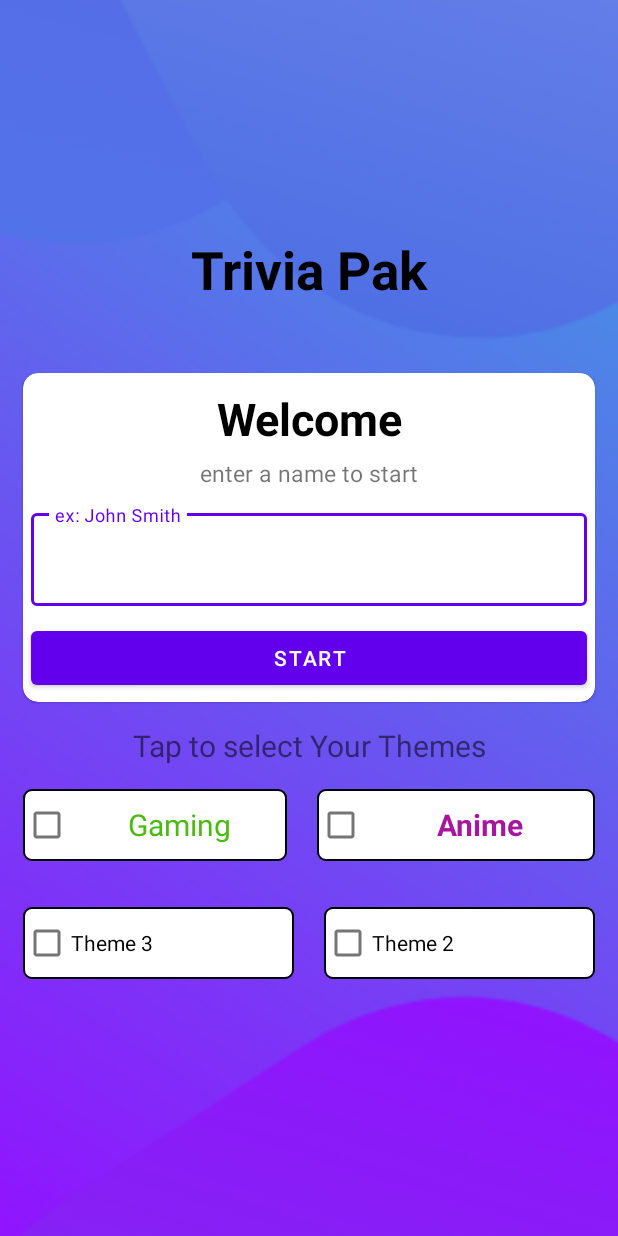
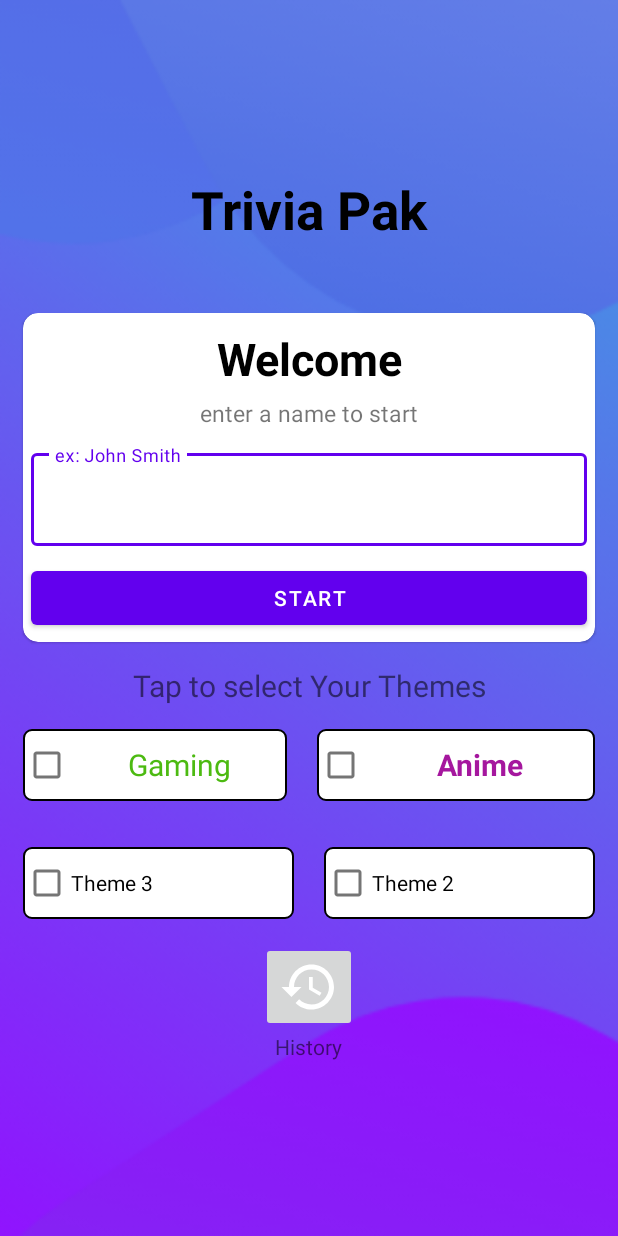
Before and after one commit to SilvVF/QuizApp, an Android app: the FinalResult screen opened directly, with no data from a screen before it, after a tap on "FINISH", on a phone screen of 412 x 824 dp. Run offline under Robolectric (Android 15) with nearby library versions, the phone set to English and light mode, and no system bars; our stand-ins replace Room's generated code.

Commit message:
quiz app with history

```diff
--- a/app/src/main/AndroidManifest.xml
+++ b/app/src/main/AndroidManifest.xml
@@ -3,12 +3,16 @@
     package="com.example.quizapp">
 
     <application
+        android:name=".PlayerApp"
         android:allowBackup="true"
         android:icon="@mipmap/ic_launcher"
         android:label="@string/app_name"
         android:roundIcon="@mipmap/ic_launcher_round"
         android:supportsRtl="true"
         android:theme="@style/Theme.QuizApp">
+        <activity
+            android:name=".HistoryActivity"
+            android:exported="false" />
         <activity
             android:name=".FinalResult"
             android:exported="false" />
--- /dev/null
+++ b/app/src/main/java/com/example/quizapp/AppDatabase.kt
@@ -0,0 +1,34 @@
+package com.example.quizapp
+
+import android.content.Context
+import androidx.room.Database
+import androidx.room.Room
+import androidx.room.RoomDatabase
+@Database(entities = [Player::class], version = 1)
+abstract class AppDatabase: RoomDatabase() {
+
+    abstract fun playerDao(): PlayerDao
+
+    companion object {
+        @Volatile
+        private var INSTANCE: AppDatabase? = null
+
+        fun getInstance(context: Context): AppDatabase{
+            synchronized(this){
+                var instance = INSTANCE
+                if (instance == null){
+                    instance = Room.databaseBuilder(
+                        context.applicationContext,
+                        AppDatabase::class.java,
+                        "AppDatabase"
+                    ).enableMultiInstanceInvalidation()
+                        .fallbackToDestructiveMigration()
+                        .build()
+                }
+                INSTANCE = instance
+                return instance
+            }
+        }
+    }
+
+}
--- a/app/src/main/java/com/example/quizapp/FinalResult.kt
+++ b/app/src/main/java/com/example/quizapp/FinalResult.kt
@@ -5,26 +5,41 @@ import androidx.appcompat.app.AppCompatActivity
 import android.os.Bundle
 import android.widget.Button
 import android.widget.TextView
-import org.w3c.dom.Text
+import androidx.lifecycle.lifecycleScope
+import kotlinx.coroutines.launch
+import kotlin.math.roundToInt
 
 class FinalResult : AppCompatActivity() {
     override fun onCreate(savedInstanceState:Bundle?) {
         super.onCreate(savedInstanceState)
         setContentView(R.layout.activity_final_result)
         val tvMsg: TextView = findViewById(R.id.tv_result_msg)
-        val correctNum: Int = intent.getIntExtra(Constants.CORRECT_ANSWERS,0)
-        val totalNum: Int = intent.getIntExtra(Constants.TOTAL_QUESTIONS,0)
+        val correctNum: Int = intent.getIntExtra(Constants.CORRECT_ANSWERS, 0)
+        val totalNum: Int = intent.getIntExtra(Constants.TOTAL_QUESTIONS, 0)
         val tvResult: TextView = findViewById(R.id.textViewResult)
         val tvName: TextView = findViewById(R.id.textNameFinal)
 
-        tvName.text = intent.getStringExtra(Constants.USER_NAME)
+        val name: String = intent.getStringExtra(Constants.USER_NAME) ?: ""
+        val score: Int = ((correctNum.toDouble()/ totalNum.toDouble()) * 100 ).toInt()
+
+        val playerDao = (application as PlayerApp).db.playerDao()
+        lifecycleScope.launch {
+            playerDao.insert(
+                Player(
+                    playerName = name,
+                    score = score
+                )
+            )
+        }
+
+        tvName.text = name
         tvResult.text = "Your Score is $correctNum out of $totalNum"
 
-        if(correctNum == totalNum) {
+        if (correctNum == totalNum) {
             tvMsg.text = "Congratulations!\nPerfect Score"
-        }else if(correctNum > totalNum / 2){
+        } else if (correctNum > totalNum / 2) {
             tvMsg.text = "Good Try!\n Over 50%"
-        }else if (correctNum < totalNum / 2){
+        } else if (correctNum < totalNum / 2) {
             tvMsg.text = "Better Luck Next Time :("
         }
 
--- a/app/src/main/java/com/example/quizapp/MainActivity.kt
+++ b/app/src/main/java/com/example/quizapp/MainActivity.kt
@@ -47,6 +47,12 @@ class MainActivity : AppCompatActivity(), View.OnClickListener {
         tvTheme3 = findViewById(R.id.tvTheme3)
         tvTheme3?.setOnClickListener(this)
 
+        val ibHistory = findViewById<ImageButton>(R.id.ib_history)
+        ibHistory.setOnClickListener {
+            Intent(this, HistoryActivity::class.java).apply {
+                startActivity(this)
+            }
+        }
 
     }
 
--- /dev/null
+++ b/app/src/main/java/com/example/quizapp/Player.kt
@@ -0,0 +1,12 @@
+package com.example.quizapp
+
+import androidx.room.ColumnInfo
+import androidx.room.Entity
+import androidx.room.PrimaryKey
+
+@Entity
+data class Player(
+    @PrimaryKey(autoGenerate = true) val uid: Int = 0,
+    @ColumnInfo(name = "playerName") val playerName: String = "",
+    @ColumnInfo(name = "score") val score: Int = 0,
+)
--- /dev/null
+++ b/app/src/main/java/com/example/quizapp/PlayerApp.kt
@@ -0,0 +1,9 @@
+package com.example.quizapp
+
+import android.app.Application
+
+class PlayerApp: Application() {
+    val db by lazy {
+        AppDatabase.getInstance(this)
+    }
+}
--- /dev/null
+++ b/app/src/main/java/com/example/quizapp/PlayerDao.kt
@@ -0,0 +1,21 @@
+package com.example.quizapp
+
+import androidx.room.Dao
+import androidx.room.Delete
+import androidx.room.Insert
+import androidx.room.Query
+import kotlinx.coroutines.flow.Flow
+
+@Dao
+interface PlayerDao {
+
+    @Query("SELECT * FROM player")
+    fun fetchAll(): Flow<List<Player>>
+
+    @Insert
+    suspend fun insert(player: Player)
+
+    @Delete
+    suspend fun delete(player: Player)
+
+}
--- /dev/null
+++ b/app/src/main/res/drawable/ic_baseline_history_24.xml
@@ -0,0 +1,5 @@
+<vector android:height="40dp" android:tint="@color/white"
+    android:viewportHeight="24" android:viewportWidth="24"
+    android:width="40dp" xmlns:android="http://schemas.android.com/apk/res/android">
+    <path android:fillColor="@android:color/white" android:pathData="M13,3c-4.97,0 -9,4.03 -9,9L1,12l3.89,3.89 0.07,0.14L9,12L6,12c0,-3.87 3.13,-7 7,-7s7,3.13 7,7 -3.13,7 -7,7c-1.93,0 -3.68,-0.79 -4.94,-2.06l-1.42,1.42C8.27,19.99 10.51,21 13,21c4.97,0 9,-4.03 9,-9s-4.03,-9 -9,-9zM12,8v5l4.28,2.54 0.72,-1.21 -3.5,-2.08L13.5,8L12,8z"/>
+</vector>
--- a/app/src/main/res/layout/activity_main.xml
+++ b/app/src/main/res/layout/activity_main.xml
@@ -151,5 +151,14 @@
             android:text="Theme 2" />
 
     </LinearLayout>
-
+<ImageButton
+    android:id="@+id/ib_history"
+    android:layout_width="wrap_content"
+    android:layout_height="wrap_content"
+    android:src="@drawable/ic_baseline_history_24"
+    />
+    <TextView
+        android:layout_width="wrap_content"
+        android:layout_height="wrap_content"
+        android:text="History"/>
 </LinearLayout>
```
Also changed, not shown: app/build.gradle (+10 -0 lines), app/src/main/java/com/example/quizapp/HistoryActivity.kt (added, +45 -0 lines), app/src/main/java/com/example/quizapp/HistoryAdapter.kt (added, +41 -0 lines), app/src/main/res/layout/activity_history.xml (added, +19 -0 lines), app/src/main/res/layout/history_row.xml (added, +39 -0 lines).
